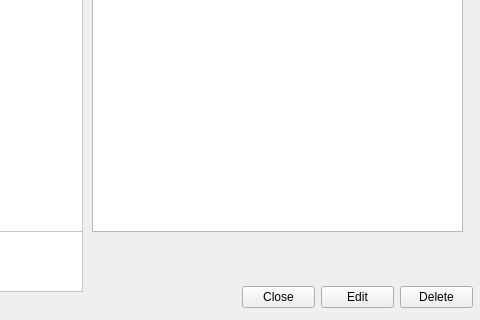
Old version of the form Mainwindow/edit_hall/edit_hall.ui in the repository Drakenhielm/Biobokningssystem; both pictures show x 378 to 858 and y 149 to 469 of the 858 by 469 pixel window.
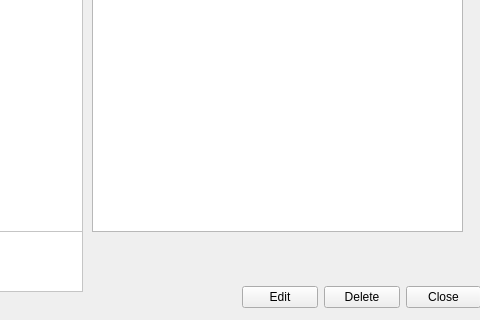
New version of the form.

What changed in the file:
```diff
--- a/Mainwindow/edit_hall/edit_hall.ui
+++ b/Mainwindow/edit_hall/edit_hall.ui
@@ -228,23 +228,16 @@
     <number>20</number>
    </attribute>
   </widget>
-  <widget class="QWidget" name="">
+  <widget class="QWidget" name="layoutWidget">
    <property name="geometry">
     <rect>
      <x>620</x>
      <y>430</y>
-     <width>231</width>
+     <width>239</width>
      <height>32</height>
     </rect>
    </property>
    <layout class="QHBoxLayout" name="horizontalLayout">
-    <item>
-     <widget class="QPushButton" name="CloseButton">
-      <property name="text">
-       <string>Close</string>
-      </property>
-     </widget>
-    </item>
     <item>
      <widget class="QPushButton" name="EditButton">
       <property name="text">
@@ -259,6 +252,13 @@
       </property>
      </widget>
     </item>
+    <item>
+     <widget class="QPushButton" name="CloseButton">
+      <property name="text">
+       <string>Close</string>
+      </property>
+     </widget>
+    </item>
    </layout>
   </widget>
  </widget>
```
